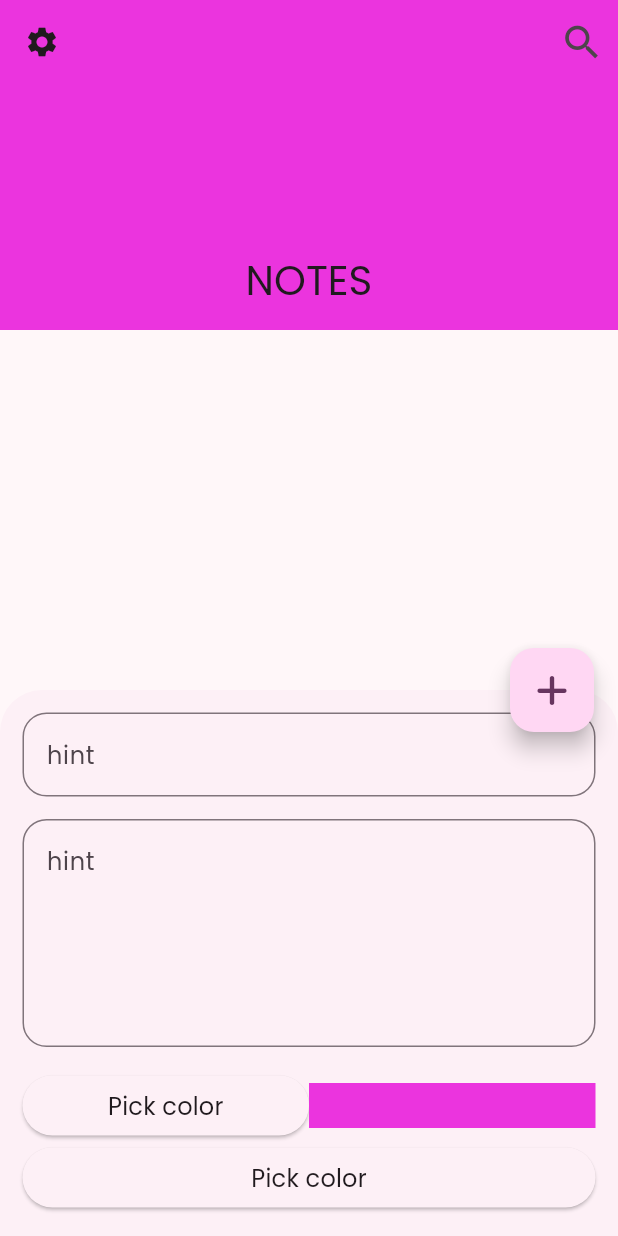
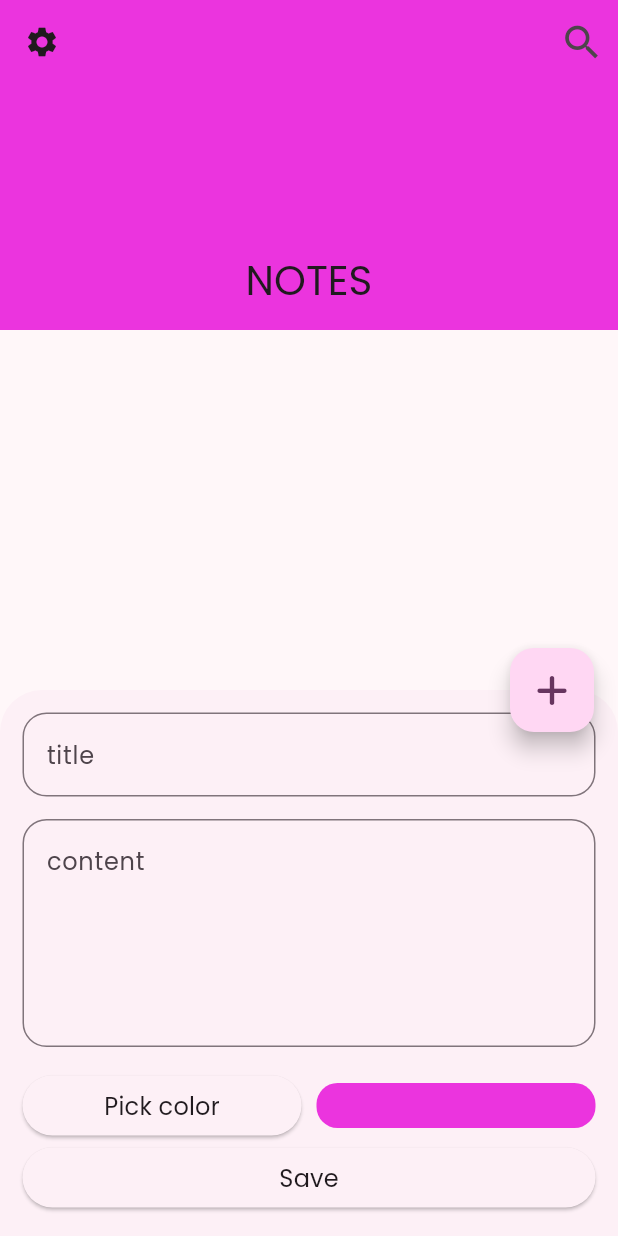
Before and after one commit to Shiba3006/My-Note, a Flutter app: the screen it shows after launch, after a tap on an icon or button, on a phone screen of 412 x 824 dp. Run offline on Flutter 3.47's test engine with Material 2 defaults, Android fonts, the light colour scheme and no system bars; our stand-ins replace bloc, flutter_bloc, flutter_colorpicker, font_awesome_flutter, hive, hive_flutter; accounts and stored records are empty.

Commit message:
update bottom sheet

```diff
--- a/lib/cubits/note_states.dart
+++ b/lib/cubits/note_states.dart
@@ -41,6 +41,7 @@ class DeleteNoteFailureState extends NotesStates {
   DeleteNoteFailureState(this.err);
 }
 
+// change app color and save it in hive box
 class ChangeAppColorSuccessState extends NotesStates {}
 class ChangeAppColorFailureState extends NotesStates {
   final String err;
@@ -48,6 +49,7 @@ class ChangeAppColorFailureState extends NotesStates {
   ChangeAppColorFailureState(this.err);
 }
 
+// get app saved color from hive box
 class GetAppColorSuccessState extends NotesStates {}
 class GetAppColorFailureState extends NotesStates {
   final String err;
@@ -55,9 +57,18 @@ class GetAppColorFailureState extends NotesStates {
   GetAppColorFailureState(this.err);
 }
 
+// navigator
 class NavigateToSuccessState extends NotesStates {}
 class NavigateToSuccessFailure extends NotesStates {
   final String err;
 
   NavigateToSuccessFailure(this.err);
 }
+
+// change picker color color
+class ChangePickerColorSuccessState extends NotesStates {}
+class ChangePickerColorFailureState extends NotesStates {
+  final String err;
+
+  ChangePickerColorFailureState(this.err);
+}
--- a/lib/cubits/notes_cubit.dart
+++ b/lib/cubits/notes_cubit.dart
@@ -11,7 +11,6 @@ class NotesCubit extends Cubit<NotesStates> {
   static NotesCubit get(context) => BlocProvider.of(context);
 
   Color? currentColor;
-  Color? newColor;
 
   List<NoteModel> noteNotesList = [];
 
@@ -71,7 +70,6 @@ class NotesCubit extends Cubit<NotesStates> {
   void changeAppColor({required int newColorValue}) {
     currentColor = Color(newColorValue);
     myColorBox.put('newColor', newColorValue).then((value) {
-      getAppColor();
       emit(ChangeAppColorSuccessState());
     }).catchError((err){
       print('eeeeeeeeeeeeeeeeeeeeeeeeeeeeeeeee${err.toString()}');
@@ -108,4 +106,5 @@ class NotesCubit extends Cubit<NotesStates> {
         "-${today.day.toString().padLeft(2, '0')}";
     return date;
   }
+
 }
--- a/lib/views/widgets/color_picker.dart
+++ b/lib/views/widgets/color_picker.dart
@@ -20,7 +20,6 @@ class _BuildColorPickerState extends State<BuildColorPicker> {
       builder: (context, state) {
         return BlockPicker(
           pickerColor: NotesCubit.get(context).currentColor ?? Colors.grey,
-
           // another type
 
           // enableAlpha: false,
--- a/lib/views/widgets/custom_bottom_sheet.dart
+++ b/lib/views/widgets/custom_bottom_sheet.dart
@@ -1,4 +1,5 @@
 import 'package:flutter/material.dart';
+import 'package:flutter_bloc/flutter_bloc.dart';
 
 import '../../cubits/notes_cubit.dart';
 import 'custom_alert_dialog.dart';
@@ -20,6 +21,9 @@ class _CustomBottomSheetState extends State<CustomBottomSheet> {
 
   @override
   Widget build(BuildContext context) {
+    return BlocConsumer<NotesCubit, NotesStates>(
+      listener: (context, state) {},
+      builder: (context, state) {
         return Container(
           color: Colors.transparent,
           child: Padding(
@@ -29,9 +33,21 @@ class _CustomBottomSheetState extends State<CustomBottomSheet> {
               child: Column(
                 mainAxisSize: MainAxisSize.min,
                 children: [
-              CustomTextField(hint: 'hint', onSaved: (value){}),
-              const SizedBox(height: 15),
-              CustomTextField(hint: 'hint', onSaved: (value){}, maxLine: 5),
+                  CustomTextField(
+                      hint: 'title',
+                      onSaved: (value) {
+                        title = value;
+                      }),
+                  const SizedBox(
+                    height: 15,
+                  ),
+                  CustomTextField(
+                    hint: 'content',
+                    onSaved: (value) {
+                      subTitle = value;
+                    },
+                    maxLine: 5,
+                  ),
                   const SizedBox(height: 15),
                   Row(
                     children: [
@@ -46,12 +62,20 @@ class _CustomBottomSheetState extends State<CustomBottomSheet> {
                           text: 'Pick color',
                         ),
                       ),
+                      const SizedBox(
+                        width: 10,
+                      ),
                       Expanded(
-                    child: Container(// color circle to show the picker color.
+                        child: Container( // color circle to show the picker color.
                           height: 30,
                           decoration: BoxDecoration(
-                        shape: BoxShape.rectangle,
-                        color: NotesCubit.get(context).currentColor,
+                            //shape: BoxShape.rectangle,
+                            borderRadius: BorderRadius.circular(
+                              14,
+                            ),
+                            color: NotesCubit
+                                .get(context)
+                                .currentColor,
                           ),
                         ),
                       ),
@@ -59,17 +83,18 @@ class _CustomBottomSheetState extends State<CustomBottomSheet> {
                   ),
                   CustomButton(
                     onPressed: () {
-                  showDialog(
-                    context: context,
-                    builder: (context) => const CustomAlertDialog(),
-                  );
+                      if (formKey.currentState!.validate()) {
+                        formKey.currentState!.save();
+                      }
                     },
-                text: 'Pick color',
+                    text: 'Save',
                   ),
                 ],
               ),
             ),
           ),
         );
+      },
+    );
   }
 }
--- a/lib/views/widgets/custom_text_field.dart
+++ b/lib/views/widgets/custom_text_field.dart
@@ -6,11 +6,13 @@ class CustomTextField extends StatefulWidget {
       required this.hint,
       this.maxLine = 1,
       required this.onSaved,
+        this.controller,
       });
 
   final String hint;
   final int maxLine;
   final void Function(String?)? onSaved;
+  final TextEditingController? controller;
 
   @override
   State<CustomTextField> createState() => _CustomTextFieldState();
@@ -20,12 +22,14 @@ class _CustomTextFieldState extends State<CustomTextField> {
   @override
   Widget build(BuildContext context) {
     return TextFormField(
+      enabled: true,
       validator: (value) {
         if (value?.isEmpty ?? true) {
           return 'field is required';
         }
         return null;
       },
+      controller: widget.controller,
       onSaved: widget.onSaved,
       maxLines: widget.maxLine,
       decoration: InputDecoration(
```
Lines whose indentation alone changed are shown as unchanged.
